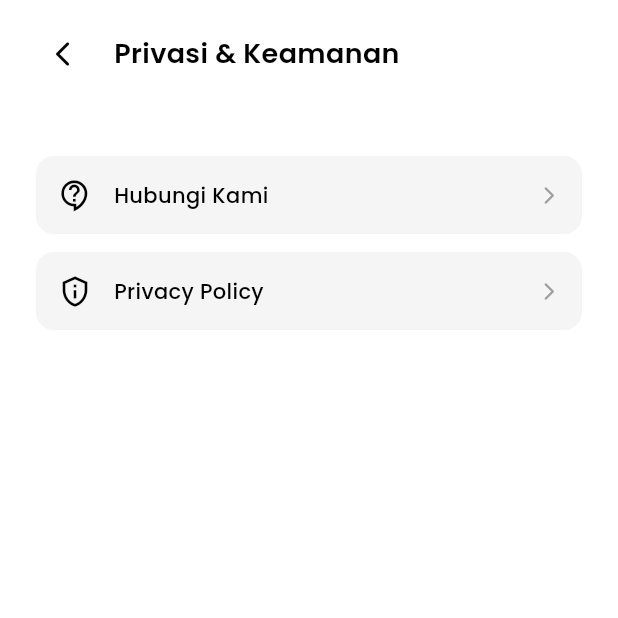
After one commit to mazkama/infoev-mobile, a Flutter app: the PrivasiKeamananPage screen opened by its route, on a phone screen of 412 x 824 dp, the top half of it. The commit adds this screen. Run offline on Flutter 3.47's test engine with Material 3 defaults, Android fonts, the phone set to English and light mode, and no system bars; our stand-ins replace cached_network_image, carousel_slider, firebase_core, firebase_messaging, flutter_local_notifications, flutter_widget_from_html and 6 more; accounts and stored records are empty; network calls fail.

Commit message:
privasi dan keamanan

```diff
--- a/lib/app/modules/calculator/views/CalculatorPage.dart
+++ b/lib/app/modules/calculator/views/CalculatorPage.dart
@@ -147,7 +147,7 @@ class _CalculatorPageState extends State<CalculatorPage>
             child: Container(
               padding: const EdgeInsets.all(8),
               child: const Icon(
-                Icons.arrow_back_ios,
+                Icons.arrow_back_ios_rounded,
                 color: AppColors.textColor,
                 size: 20,
               ),
--- a/lib/app/modules/profil/views/ProfilePage.dart
+++ b/lib/app/modules/profil/views/ProfilePage.dart
@@ -154,9 +154,9 @@ class _ProfilePageState extends State<ProfilePage> {
                     _buildMenuItem(
                       icon: Icons.security,
                       title: 'Privasi & Keamanan',
-                      subtitle: 'Kelola kata sandi dan autentikasi',
+                      subtitle: 'Hubungi kami, privacy policy',
                       onTap: () {
-                        // Arahkan ke halaman pengaturan keamanan
+                        Get.toNamed('/privasi-keamanan');
                       },
                       backgroundColor: Colors.grey.shade100,
                       iconColor: Colors.black,
--- /dev/null
+++ b/lib/app/modules/profil/views/privasi&keamanan.dart
@@ -0,0 +1,153 @@
+import 'package:flutter/material.dart';
+import 'package:google_fonts/google_fonts.dart';
+import 'package:get/get.dart';
+import 'package:url_launcher/url_launcher.dart';
+
+class PrivasiKeamananPage extends StatefulWidget {
+  const PrivasiKeamananPage({super.key});
+
+  @override
+  State<PrivasiKeamananPage> createState() => _PrivasiKeamananPageState();
+}
+
+class _PrivasiKeamananPageState extends State<PrivasiKeamananPage> {
+  Future<void> _launchPrivacyPolicy() async {
+    final Uri url = Uri.parse('https://infoev.id/privacy-policy');
+    if (!await launchUrl(url, mode: LaunchMode.externalApplication)) {
+      Get.snackbar(
+        'Error',
+        'Tidak dapat membuka halaman privacy policy',
+        snackPosition: SnackPosition.BOTTOM,
+        backgroundColor: Colors.red.withOpacity(0.1),
+        colorText: Colors.red,
+      );
+    }
+  }
+
+  Future<void> _launchEmail() async {
+    final Uri emailLaunchUri = Uri(
+      scheme: 'mailto',
+      path: 'surat@ginio.id',
+    );
+    if (!await launchUrl(emailLaunchUri, mode: LaunchMode.externalApplication)) {
+      Get.snackbar(
+        'Error',
+        'Tidak dapat membuka aplikasi email',
+        snackPosition: SnackPosition.BOTTOM,
+        backgroundColor: Colors.red.withOpacity(0.1),
+        colorText: Colors.red,
+      );
+    }
+  }
+
+  @override
+  Widget build(BuildContext context) {
+    return Scaffold(
+      backgroundColor: Colors.white,
+      body: SafeArea(
+        child: Column(
+          crossAxisAlignment: CrossAxisAlignment.start,
+          children: [
+            const SizedBox(height: 18),
+            Padding(
+              padding: const EdgeInsets.symmetric(horizontal: 24),
+              child: Row(
+                children: [
+                  GestureDetector(
+                    onTap: () => Get.back(),
+                    child: Container(
+                      padding: const EdgeInsets.all(8),
+                      child: const Icon(
+                        Icons.arrow_back_ios_rounded,
+                        size: 20,
+                        color: Colors.black,
+                      ),
+                    ),
+                  ),
+                  const SizedBox(width: 16),
+                  Text(
+                    'Privasi & Keamanan',
+                    style: GoogleFonts.poppins(
+                      fontSize: 18,
+                      color: Colors.black,
+                      fontWeight: FontWeight.w600,
+                    ),
+                  ),
+                ],
+              ),
+            ),
+            const SizedBox(height: 50),
+            Padding(
+              padding: const EdgeInsets.symmetric(horizontal: 24),
+              child: Column(
+                children: [
+                  _buildMenuItem(
+                    icon: Icons.contact_support_outlined,
+                    title: 'Hubungi Kami',
+                    onTap: _launchEmail,
+                    backgroundColor: Colors.grey.shade100,
+                    iconColor: Colors.black,
+                    textColor: Colors.black,
+                  ),
+                  const SizedBox(height: 12),
+                  _buildMenuItem(
+                    icon: Icons.privacy_tip_outlined,
+                    title: 'Privacy Policy',
+                    onTap: _launchPrivacyPolicy,
+                    backgroundColor: Colors.grey.shade100,
+                    iconColor: Colors.black,
+                    textColor: Colors.black,
+                  ),
+                ],
+              ),
+            ),
+          ],
+        ),
+      ),
+    );
+  }
+
+  Widget _buildMenuItem({
+    required IconData icon,
+    required String title,
+    required VoidCallback onTap,
+    Color backgroundColor = Colors.white,
+    Color iconColor = Colors.black,
+    Color textColor = Colors.black,
+    bool showArrow = true,
+  }) {
+    return InkWell(
+      onTap: onTap,
+      borderRadius: BorderRadius.circular(12),
+      child: Container(
+        padding: const EdgeInsets.symmetric(horizontal: 15, vertical: 15),
+        decoration: BoxDecoration(
+          color: backgroundColor,
+          borderRadius: BorderRadius.circular(12),
+        ),
+        child: Row(
+          children: [
+            Icon(icon, size: 22, color: iconColor),
+            const SizedBox(width: 15),
+            Expanded(
+              child: Text(
+                title,
+                style: GoogleFonts.poppins(
+                  color: textColor,
+                  fontSize: 14,
+                  fontWeight: FontWeight.w500,
+                ),
+              ),
+            ),
+            if (showArrow)
+              const Icon(
+                Icons.arrow_forward_ios_rounded,
+                size: 14,
+                color: Colors.grey,
+              ),
+          ],
+        ),
+      ),
+    );
+  }
+}
--- a/lib/app/routes/app_pages.dart
+++ b/lib/app/routes/app_pages.dart
@@ -20,6 +20,7 @@ import 'package:infoev/app/modules/register/views/RegisterPage.dart';
 import 'package:infoev/app/modules/splash/controllers/splash_controller.dart';
 import 'package:infoev/app/modules/news/controllers/news_controller.dart';
 import 'package:infoev/app/modules/splash/views/splash_view.dart';
+import 'package:infoev/app/modules/profil/views/privasi&keamanan.dart';
 part 'app_routes.dart';
 
 class AppPages {
@@ -122,6 +123,12 @@ class AppPages {
       transition: Transition.rightToLeft,
       transitionDuration: const Duration(milliseconds: 300),
     ),
+    GetPage(
+      name: Path.PRIVASI_KEAMANAN,
+      page: () => const PrivasiKeamananPage(),
+      transition: Transition.rightToLeft,
+      transitionDuration: const Duration(milliseconds: 300),
+    ),
     // Tambahkan route lainnya jika ada
   ];
 }
--- a/lib/app/routes/app_routes.dart
+++ b/lib/app/routes/app_routes.dart
@@ -17,6 +17,7 @@ abstract class Routes {
   static const CHARGER_STATION = Path.CHARGER_STATION;
   static const EV_COMPARISON = Path.EV_COMPARISON;
   static const CALCULATOR = Path.CALCULATOR;
+  static const PRIVASI_KEAMANAN = Path.PRIVASI_KEAMANAN;
 }
 
 abstract class Path {
@@ -36,4 +37,5 @@ abstract class Path {
   static const EV_COMPARISON = '/ev_comparison';
   static const PROFIL = '/profil';
   static const CALCULATOR = '/calculator';
+  static const PRIVASI_KEAMANAN = '/privasi-keamanan';
 }
```
